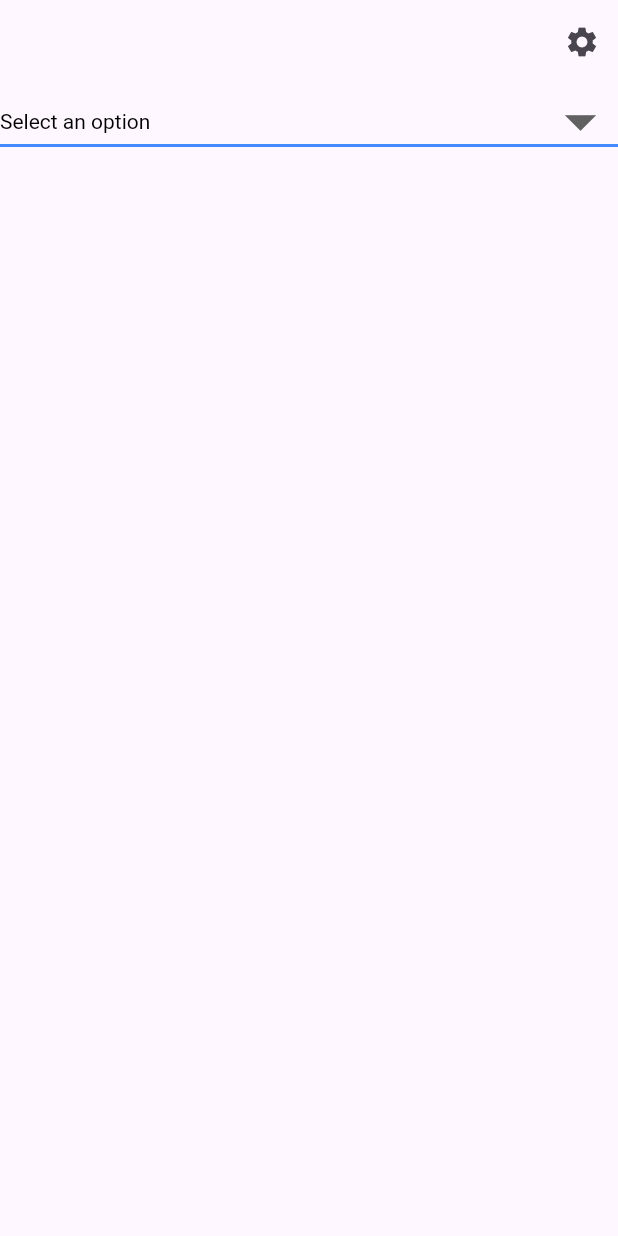
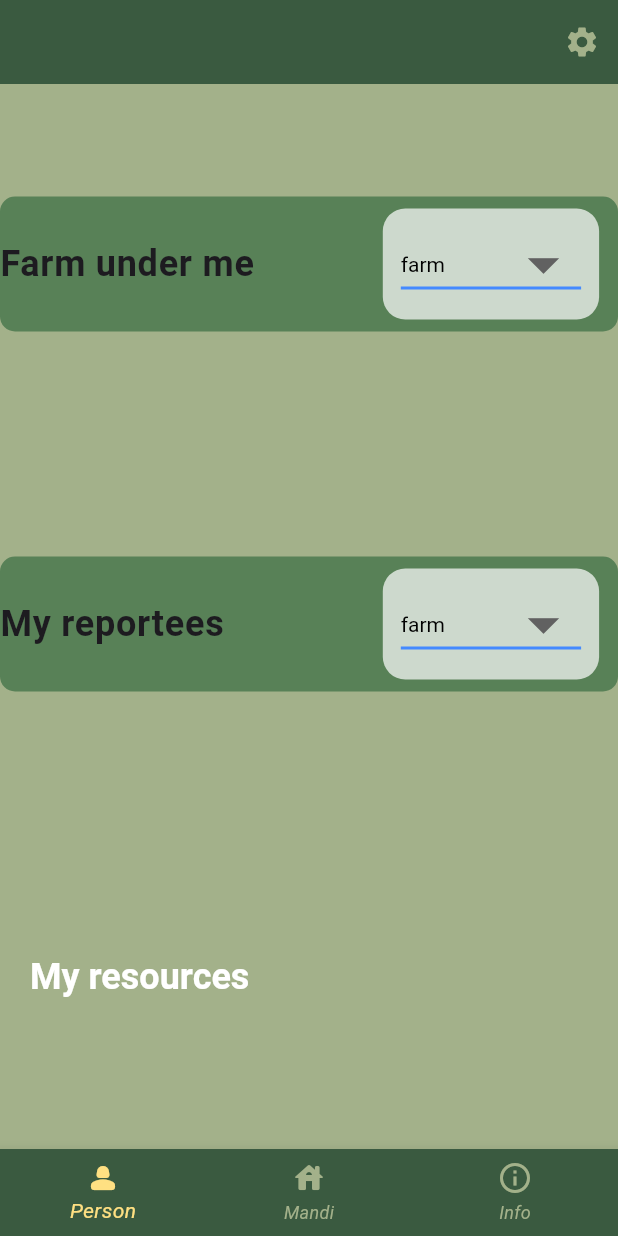
Before and after one commit to DRDiv/agriconnect-frontend, a Flutter app: the AuthorityScreen screen opened by its route, on a phone screen of 412 x 824 dp. Run offline on Flutter 3.47's test engine with Material 3 defaults, Android fonts, the phone set to English and light mode, and no system bars; our stand-ins replace dio, go_router; Roboto replaces fonts that are missing (Hind, Nunito).

Commit message:
added components to authority

```diff
--- a/agriconnect/lib/src/screens/authority.dart
+++ b/agriconnect/lib/src/screens/authority.dart
@@ -1,4 +1,8 @@
+import 'package:agriconnect/src/components/bottomnav.dart';
+import 'package:agriconnect/src/components/resourcestable.dart';
+import 'package:agriconnect/src/themes.dart/theme.dart';
 import 'package:flutter/material.dart';
+import 'package:flutter/widgets.dart';
 
 class AuthorityScreen extends StatefulWidget {
   const AuthorityScreen({super.key});
@@ -9,12 +13,16 @@ class AuthorityScreen extends StatefulWidget {
 
 class _AuthorityScreenState extends State<AuthorityScreen> {
   TextEditingController _inputController = TextEditingController();
-  String selectedValue = 'Select an option';
-  List<String> data1 = ['Select an option'];
+  String selectedValue = 'farm';
+  List<String> data1 = ['farm'];
   @override
   Widget build(BuildContext context) {
+    final double width = MediaQuery.of(context).size.width;
     return Scaffold(
-      appBar: AppBar(actions: [
+      appBar: AppBar(
+          backgroundColor: ColorSchemes.primary,
+          foregroundColor: ColorSchemes.tertiary,
+          actions: [
             IconButton(
               onPressed: () {
                 showDialog(
@@ -29,7 +37,8 @@ class _AuthorityScreenState extends State<AuthorityScreen> {
                             style: Theme.of(context)
                                 .textTheme
                                 .bodyLarge!
-                            .copyWith(color: Theme.of(context).primaryColor),
+                                .copyWith(
+                                    color: Theme.of(context).primaryColor),
                           ),
                           SizedBox(height: 10),
                           TextField(
@@ -56,11 +65,38 @@ class _AuthorityScreenState extends State<AuthorityScreen> {
               icon: const Icon(Icons.settings),
             ),
           ]),
+      backgroundColor: ColorSchemes.tertiary,
       body: Center(
         child: Column(
           crossAxisAlignment: CrossAxisAlignment.center,
+          mainAxisAlignment: MainAxisAlignment.spaceAround,
           children: [
-            DropdownButton(
+            Container(
+              decoration: BoxDecoration(
+                  color: ColorSchemes.secondary,
+                  borderRadius: BorderRadius.circular(10)),
+              child: Row(
+                children: [
+                  SizedBox(
+                    width: width * 0.5,
+                    child: Text(
+                      "Farm under me",
+                      style: Theme.of(context).textTheme.bodyLarge,
+                    ),
+                  ),
+                  SizedBox(
+                    width: width * 0.1,
+                  ),
+                  Padding(
+                    padding:
+                        const EdgeInsets.symmetric(vertical: 8, horizontal: 8),
+                    child: Container(
+                      width: width * 0.35,
+                      padding: EdgeInsets.all(12),
+                      decoration: BoxDecoration(
+                          color: Colors.white70,
+                          borderRadius: BorderRadius.circular(15)),
+                      child: DropdownButton(
                           value: selectedValue,
                           isExpanded: true,
                           iconSize: 50.0,
@@ -69,16 +105,89 @@ class _AuthorityScreenState extends State<AuthorityScreen> {
                             height: 2,
                             color: Colors.blueAccent,
                           ),
-                items: data1.map<DropdownMenuItem<String>>((String value) {
+                          items: data1
+                              .map<DropdownMenuItem<String>>((String value) {
                             return DropdownMenuItem<String>(
                               value: value,
                               child: Text(value),
                             );
                           }).toList(),
-                onChanged: (value) {})
+                          onChanged: (value) {}),
+                    ),
+                  ),
                 ],
               ),
             ),
+            Container(
+              decoration: BoxDecoration(
+                  color: ColorSchemes.secondary,
+                  borderRadius: BorderRadius.circular(10)),
+              child: Row(
+                children: [
+                  SizedBox(
+                    width: width * 0.5,
+                    child: Text(
+                      "My reportees",
+                      style: Theme.of(context).textTheme.bodyLarge,
+                    ),
+                  ),
+                  SizedBox(
+                    width: width * 0.1,
+                  ),
+                  Padding(
+                    padding:
+                        const EdgeInsets.symmetric(vertical: 8, horizontal: 8),
+                    child: Container(
+                      width: width * 0.35,
+                      padding: EdgeInsets.all(12),
+                      decoration: BoxDecoration(
+                          color: Colors.white70,
+                          borderRadius: BorderRadius.circular(15)),
+                      child: DropdownButton(
+                          value: selectedValue,
+                          isExpanded: true,
+                          iconSize: 50.0,
+                          style: TextStyle(color: Colors.black),
+                          underline: Container(
+                            height: 2,
+                            color: Colors.blueAccent,
+                          ),
+                          items: data1
+                              .map<DropdownMenuItem<String>>((String value) {
+                            return DropdownMenuItem<String>(
+                              value: value,
+                              child: Text(value),
+                            );
+                          }).toList(),
+                          onChanged: (value) {}),
+                    ),
+                  ),
+                ],
+              ),
+            ),
+            ListTile(
+              title: Text("My resources"),
+              trailing: IconButton(
+                onPressed: () {
+                  showModalBottomSheet(
+                      useSafeArea: true,
+                      context: context,
+                      backgroundColor: Colors.black,
+                      shape: const RoundedRectangleBorder(
+                          borderRadius:
+                              BorderRadius.vertical(top: Radius.circular(30))),
+                      barrierColor: Colors.black87.withOpacity(0.5),
+                      builder: (BuildContext context) {
+                        return ResourcesTable();
+                      });
+                },
+                icon: Icon(Icons.keyboard_arrow_down),
+              ),
+            )
+          ],
+        ),
+      ),
+      bottomNavigationBar: BottomNav(),
     );
   }
 }
--- a/agriconnect/lib/src/screens/choice.dart
+++ b/agriconnect/lib/src/screens/choice.dart
@@ -20,7 +20,7 @@ class _ChoiceScreenState extends State<ChoiceScreen> {
         padding: EdgeInsets.all(16.0),
         decoration: BoxDecoration(
           image: DecorationImage(
-            image: AssetImage('assets/image_2.png'),
+            image: AssetImage('assets/image_3.png'),
             fit: BoxFit.cover,
           ),
         ),
--- a/agriconnect/lib/src/screens/login.dart
+++ b/agriconnect/lib/src/screens/login.dart
@@ -84,7 +84,6 @@ class _LoginScreenState extends State<LoginScreen> {
           ],
         ),
       ]),
-      bottomNavigationBar: BottomNav(),
     );
   }
 }
--- a/agriconnect/pubspec.yaml
+++ b/agriconnect/pubspec.yaml
@@ -70,6 +70,7 @@ flutter:
       - assets/image.png
       - assets/image_1.png
       - assets/image_2.png
+      - assets/image_3.png
       - assets/logo.png
 
 
```
Also changed, not shown: agriconnect/lib/src/components/lstile.dart (+0 -8 lines), agriconnect/lib/src/components/resourcestable.dart (added, +75 -0 lines), agriconnect/assets/image_3.png (added). Lines whose indentation alone changed are shown as unchanged.
